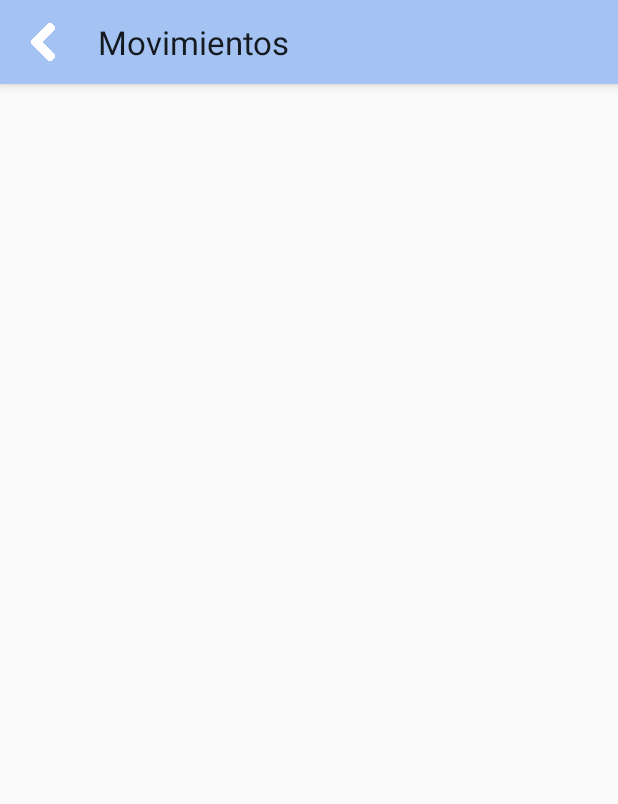
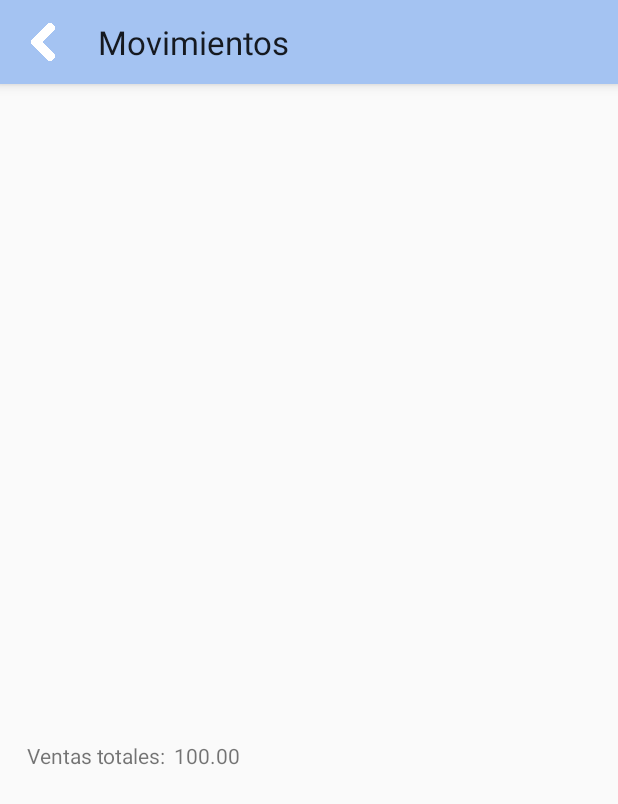
Before and after one commit to etien-andres/EzbrnFood, an Android app: the Cortes screen opened directly, with no data from a screen before it, on a phone screen of 412 x 824 dp. Shown: the top 804 px of the screen. Run offline under Robolectric (Android 15) with nearby library versions, the phone set to English and light mode, and no system bars.

Commit message:
mostrar gran total en Movimientos (cortes)

```diff
--- a/app/src/main/res/layout/activity_cortes.xml
+++ b/app/src/main/res/layout/activity_cortes.xml
@@ -7,19 +7,41 @@
     android:orientation="vertical"
     tools:context=".Cortes">
     <include layout="@layout/tolbarpersonal"></include>
-    <LinearLayout
+
+    <android.support.constraint.ConstraintLayout
         android:layout_width="match_parent"
         android:layout_height="match_parent">
 
         <GridView
             android:id="@+id/grid_ventas"
             android:layout_width="344dp"
-            android:layout_height="551dp"
+            android:layout_height="420dp"
             android:layout_marginStart="8dp"
             android:layout_marginTop="8dp"
             app:layout_constraintStart_toStartOf="parent"
             app:layout_constraintTop_toTopOf="parent" />
-    </LinearLayout>
+
+        <TextView
+            android:id="@+id/textView29"
+            android:layout_width="wrap_content"
+            android:layout_height="26dp"
+            android:layout_marginStart="18dp"
+            android:layout_marginTop="10dp"
+            android:text="Ventas totales:"
+            app:layout_constraintStart_toStartOf="parent"
+            app:layout_constraintTop_toBottomOf="@+id/grid_ventas" />
+
+        <TextView
+            android:id="@+id/gran_total"
+            android:layout_width="wrap_content"
+            android:layout_height="wrap_content"
+            android:layout_marginStart="5dp"
+            android:layout_marginTop="10dp"
+            android:text="100.00"
+            app:layout_constraintStart_toEndOf="@+id/textView29"
+            app:layout_constraintTop_toBottomOf="@+id/grid_ventas" />
+
+    </android.support.constraint.ConstraintLayout>
 
 
 </LinearLayout>
```
Also changed, not shown: app/src/main/java/com/example/esferatech/barnfoodv11/Cortes.java (+14 -3 lines).
